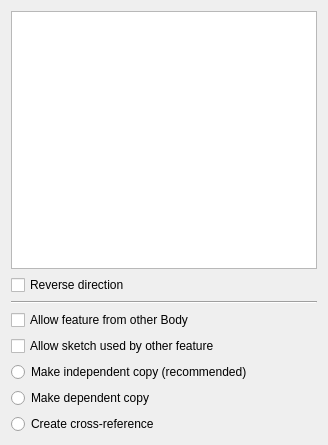
Above: src/Mod/PartDesign/Gui/TaskFeaturePick.ui from berndhahnebach/All_FreeCAD before the change. Below: the same form after it.
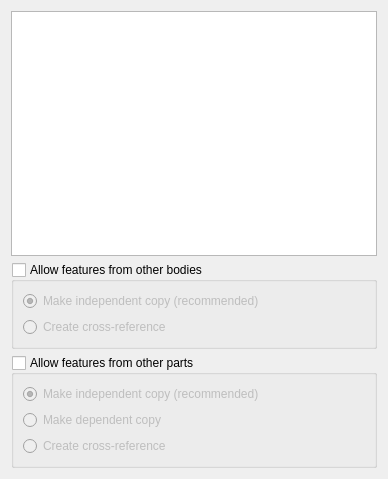
That is the form after the change.

Commit message: first take on enhanced feature pick task

Diff of the .ui file:
```diff
--- a/src/Mod/PartDesign/Gui/TaskFeaturePick.ui
+++ b/src/Mod/PartDesign/Gui/TaskFeaturePick.ui
@@ -6,64 +6,89 @@
    <rect>
     <x>0</x>
     <y>0</y>
-    <width>328</width>
-    <height>445</height>
+    <width>388</width>
+    <height>479</height>
    </rect>
   </property>
   <property name="windowTitle">
    <string>Form</string>
   </property>
-  <layout class="QVBoxLayout" name="verticalLayout">
+  <layout class="QVBoxLayout" name="verticalLayout_3">
    <item>
     <widget class="QListWidget" name="listWidget"/>
    </item>
    <item>
-    <widget class="QCheckBox" name="checkReverse">
-     <property name="text">
-      <string>Reverse direction</string>
+    <widget class="QGroupBox" name="checkOtherBody">
+     <property name="title">
+      <string>Allow features from other bodies</string>
      </property>
-    </widget>
-   </item>
-   <item>
-    <widget class="Line" name="line">
-     <property name="orientation">
-      <enum>Qt::Horizontal</enum>
+     <property name="flat">
+      <bool>false</bool>
      </property>
-    </widget>
-   </item>
+     <property name="checkable">
+      <bool>true</bool>
+     </property>
+     <property name="checked">
+      <bool>false</bool>
+     </property>
+     <layout class="QVBoxLayout" name="verticalLayout">
    <item>
-    <widget class="QCheckBox" name="checkOtherBody">
+       <widget class="QRadioButton" name="bodyRadioIndependent">
      <property name="text">
-      <string>Allow feature from other Body</string>
-     </property>
+         <string>Make independent copy (recommended)</string>
+        </property>
+        <property name="checked">
+         <bool>true</bool>
+        </property>
     </widget>
    </item>
    <item>
-    <widget class="QCheckBox" name="checkOtherFeature">
+       <widget class="QRadioButton" name="bodyRadioXRef">
      <property name="text">
-      <string>Allow sketch used by other feature</string>
+         <string>Create cross-reference</string>
      </property>
     </widget>
    </item>
+     </layout>
+    </widget>
+   </item>
    <item>
-    <widget class="QRadioButton" name="radioIndependent">
+    <widget class="QGroupBox" name="checkOtherPart">
+     <property name="title">
+      <string>Allow features from other parts</string>
+     </property>
+     <property name="checkable">
+      <bool>true</bool>
+     </property>
+     <property name="checked">
+      <bool>false</bool>
+     </property>
+     <layout class="QVBoxLayout" name="verticalLayout_2">
+      <item>
+       <widget class="QRadioButton" name="partRadioIndependent">
      <property name="text">
       <string>Make independent copy (recommended)</string>
      </property>
+        <property name="checked">
+         <bool>true</bool>
+        </property>
     </widget>
    </item>
    <item>
-    <widget class="QRadioButton" name="radioDependent">
+       <widget class="QRadioButton" name="partRadioDependent">
      <property name="text">
       <string>Make dependent copy</string>
      </property>
     </widget>
    </item>
    <item>
-    <widget class="QRadioButton" name="radioXRef">
+       <widget class="QRadioButton" name="partRadioXRef">
      <property name="text">
       <string>Create cross-reference</string>
      </property>
+       </widget>
+      </item>
+     </layout>
     </widget>
    </item>
   </layout>
```
Lines whose indentation alone changed are shown as unchanged. The commit also changes 4 other files.
